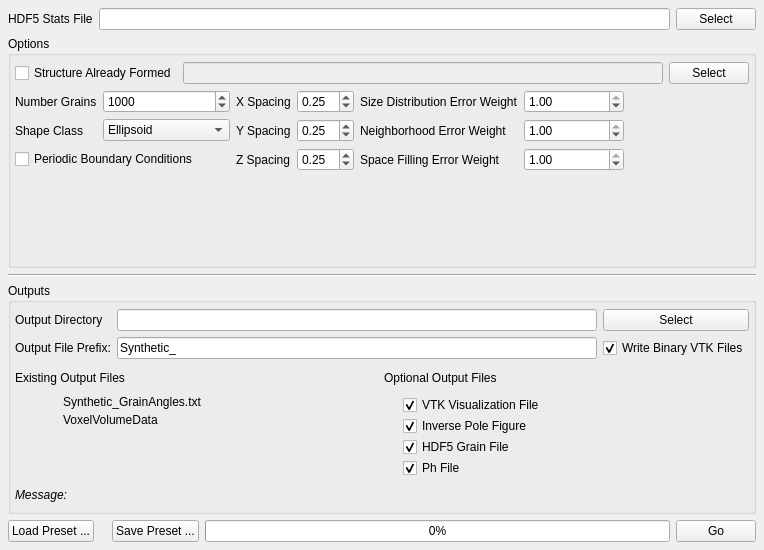
Above: Source/UIPlugins/GrainGenerator/GrainGeneratorWidget.ui from BlueQuartzSoftware/DREAM3D before the change. Below: the same form after it.
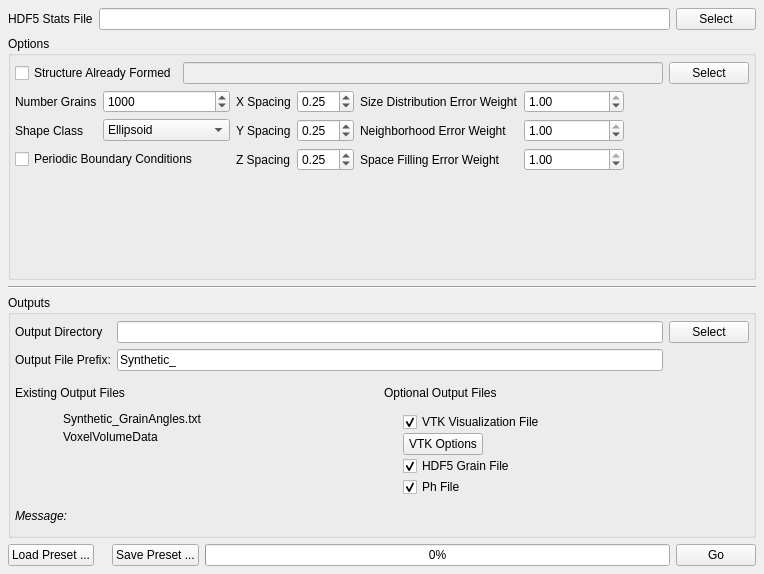
That is the form after the change. Icons and pictures are not drawn. Custom widgets are drawn as their Qt base class.

Commit message: Updating UIPlugins to take advantage of writing a single VTK file with options to write specific scalar data to the VTK file. The new QCheckBoxDialog is used for this option. The Option to write binary files is moved from the main widget area into the QCheckBoxDialog now. Added reading/writing of preferences for those optional Scalars

What changed in the file:
```diff
--- a/Source/UIPlugins/GrainGenerator/GrainGeneratorWidget.ui
+++ b/Source/UIPlugins/GrainGenerator/GrainGeneratorWidget.ui
@@ -7,7 +7,7 @@
     <x>0</x>
     <y>0</y>
     <width>764</width>
-    <height>550</height>
+    <height>574</height>
    </rect>
   </property>
   <property name="windowTitle">
@@ -350,19 +350,6 @@
           </property>
          </widget>
         </item>
-        <item row="1" column="2">
-         <widget class="QCheckBox" name="m_BinaryVtkFiles">
-          <property name="enabled">
-           <bool>true</bool>
-          </property>
-          <property name="text">
-           <string>Write Binary VTK Files</string>
-          </property>
-          <property name="checked">
-           <bool>true</bool>
-          </property>
-         </widget>
-        </item>
        </layout>
       </item>
       <item>
@@ -491,26 +478,6 @@
             </property>
            </widget>
           </item>
-          <item row="2" column="0">
-           <widget class="QLabel" name="m_IPFVizFileIcon">
-            <property name="text">
-             <string/>
-            </property>
-            <property name="pixmap">
-             <pixmap resource="../../../Resources/icons/images/Icons.qrc">:/Delete-16x16.png</pixmap>
-            </property>
-           </widget>
-          </item>
-          <item row="2" column="1">
-           <widget class="QCheckBox" name="m_IPFVizFile">
-            <property name="text">
-             <string>Inverse Pole Figure</string>
-            </property>
-            <property name="checked">
-             <bool>true</bool>
-            </property>
-           </widget>
-          </item>
           <item row="3" column="0">
            <widget class="QLabel" name="m_HDF5GrainFileIcon">
             <property name="text">
@@ -551,6 +518,13 @@
             </property>
            </widget>
           </item>
+          <item row="2" column="1">
+           <widget class="QPushButton" name="m_VtkOptionsBtn">
+            <property name="text">
+             <string>VTK Options</string>
+            </property>
+           </widget>
+          </item>
          </layout>
         </item>
         <item row="0" column="2">
```
Left out of the diff: 2 changed lines with no effect on the pictures. The commit also changes 5 other files.
